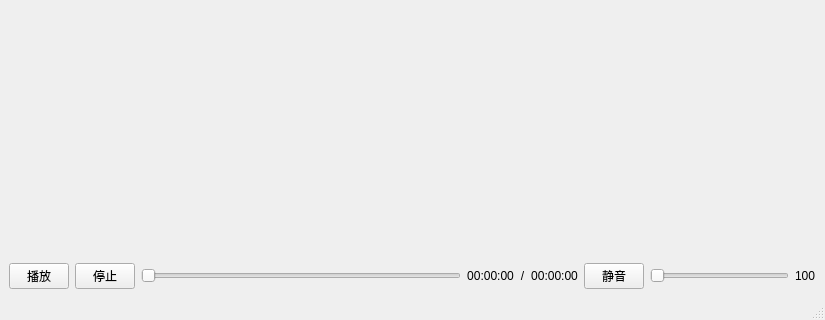
The window that 45_video_player/mainwindow.ui (yanyi0/ffmpeg) describes before a commit, drawn with Qt 5; both pictures show x 0 to 825 and y 317 to 637 of the 825 by 637 pixel window.
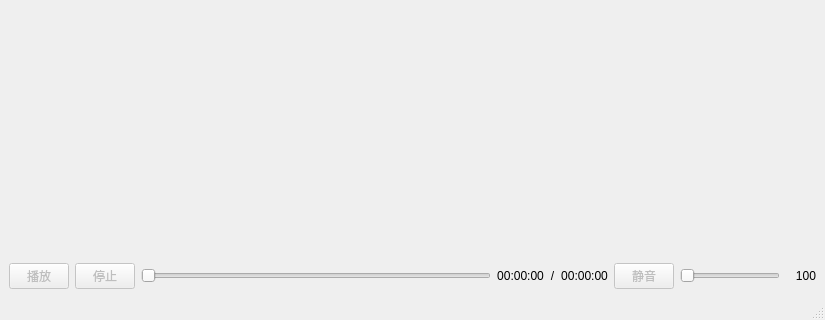
The same window after the commit. Custom widgets are drawn as their Qt base class.

```diff
--- a/45_video_player/mainwindow.ui
+++ b/45_video_player/mainwindow.ui
@@ -52,6 +52,9 @@
        <layout class="QHBoxLayout" name="horizontalLayout_5">
         <item>
          <widget class="QPushButton" name="playBtn">
+          <property name="enabled">
+           <bool>false</bool>
+          </property>
           <property name="maximumSize">
            <size>
             <width>60</width>
@@ -65,6 +68,9 @@
         </item>
         <item>
          <widget class="QPushButton" name="stopBtn">
+          <property name="enabled">
+           <bool>false</bool>
+          </property>
           <property name="maximumSize">
            <size>
             <width>60</width>
@@ -81,10 +87,13 @@
       <item>
        <layout class="QHBoxLayout" name="horizontalLayout_6">
         <item>
-         <widget class="QSlider" name="currentSlider">
+         <widget class="VideoSlider" name="currentSlider">
+          <property name="enabled">
+           <bool>false</bool>
+          </property>
           <property name="minimumSize">
            <size>
-            <width>320</width>
+            <width>250</width>
             <height>0</height>
            </size>
           </property>
@@ -127,6 +136,9 @@
          <layout class="QHBoxLayout" name="horizontalLayout_7">
           <item>
            <widget class="QPushButton" name="silenceBtn">
+            <property name="enabled">
+             <bool>false</bool>
+            </property>
             <property name="maximumSize">
              <size>
               <width>60</width>
@@ -139,13 +151,25 @@
            </widget>
           </item>
           <item>
-           <widget class="QSlider" name="volumnSlider">
+           <widget class="VideoSlider" name="volumnSlider">
+            <property name="enabled">
+             <bool>false</bool>
+            </property>
             <property name="minimumSize">
              <size>
               <width>100</width>
               <height>0</height>
              </size>
             </property>
+            <property name="maximumSize">
+             <size>
+              <width>100</width>
+              <height>16777215</height>
+             </size>
+            </property>
+            <property name="maximum">
+             <number>100</number>
+            </property>
             <property name="orientation">
              <enum>Qt::Horizontal</enum>
             </property>
@@ -153,9 +177,24 @@
           </item>
           <item>
            <widget class="QLabel" name="volumnLabel">
+            <property name="minimumSize">
+             <size>
+              <width>30</width>
+              <height>0</height>
+             </size>
+            </property>
+            <property name="maximumSize">
+             <size>
+              <width>30</width>
+              <height>16777215</height>
+             </size>
+            </property>
             <property name="text">
              <string>100</string>
             </property>
+            <property name="alignment">
+             <set>Qt::AlignRight|Qt::AlignTrailing|Qt::AlignVCenter</set>
+            </property>
            </widget>
           </item>
          </layout>
@@ -178,6 +217,19 @@
   </widget>
   <widget class="QStatusBar" name="statusbar"/>
  </widget>
+ <customwidgets>
+  <customwidget>
+   <class>VideoWidget</class>
+   <extends>QWidget</extends>
+   <header>videowidget.h</header>
+   <container>1</container>
+  </customwidget>
+  <customwidget>
+   <class>VideoSlider</class>
+   <extends>QSlider</extends>
+   <header location="global">videoslider.h</header>
+  </customwidget>
+ </customwidgets>
  <resources/>
  <connections/>
 </ui>
```
Left out of the diff: 10 changed lines with no effect on the pictures.
